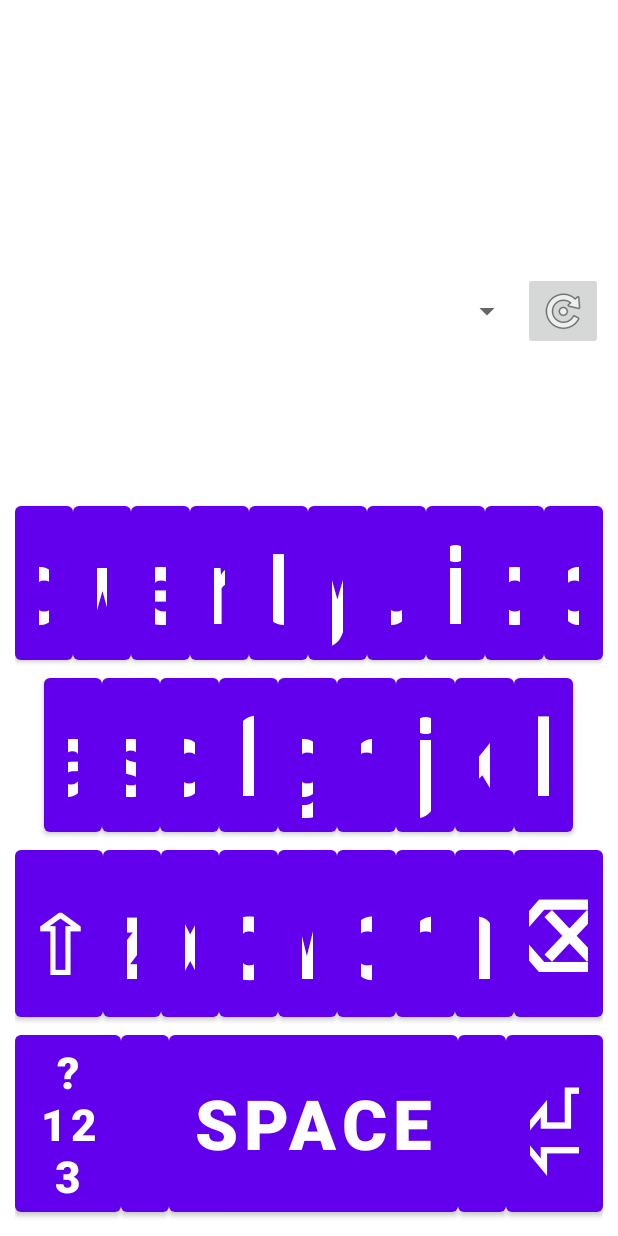
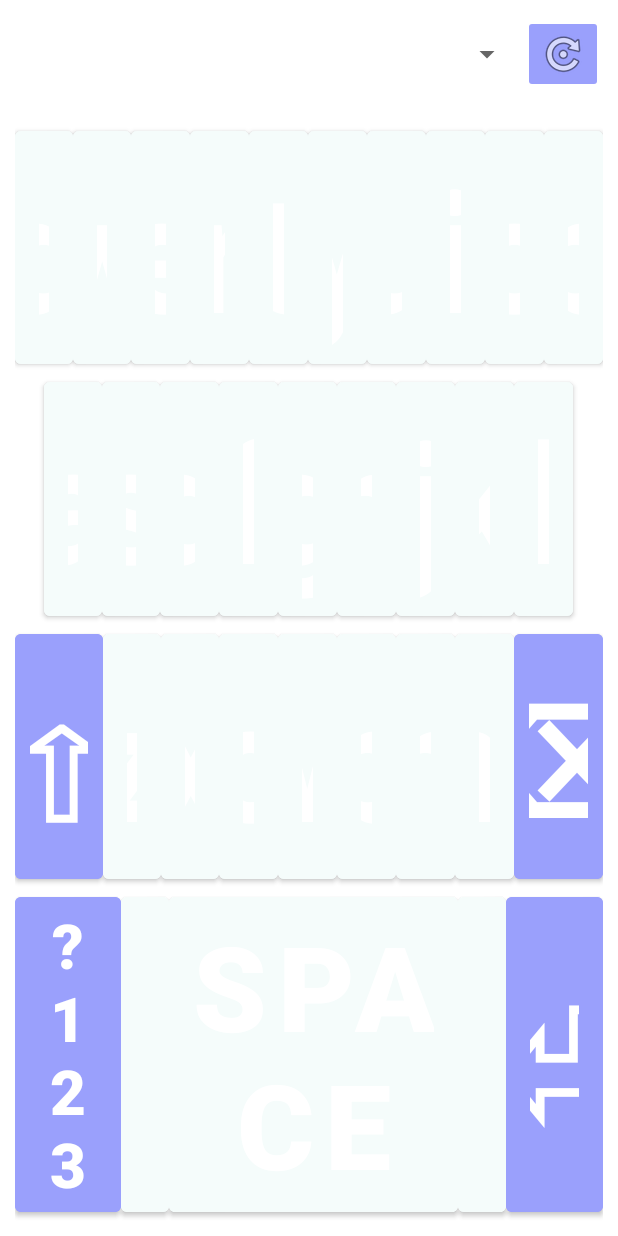
Before and after one commit to bOsowski/KeyboardGPT, an Android app: the layout keyboard_view_primary_english.xml on its own in the app's theme, with its tools: preview values and no code run, on a phone screen of 412 x 824 dp. Run offline under Robolectric (Android 15) with nearby library versions, the phone set to English and light mode, and no system bars.

Commit message:
Keyboard UI improvements

```diff
--- a/app/src/main/java/net/bosowski/overview/UserOverviewViewModel.kt
+++ b/app/src/main/java/net/bosowski/overview/UserOverviewViewModel.kt
@@ -12,7 +12,6 @@ import io.ktor.client.statement.bodyAsText
 import kotlinx.coroutines.Dispatchers
 import kotlinx.coroutines.launch
 import kotlinx.coroutines.withContext
-import net.bosowski.models.StatsModel
 import net.bosowski.utlis.Constants
 import java.text.DecimalFormat
 
--- a/app/src/main/java/net/bosowski/userStats/FirebaseStatsStore.kt
+++ b/app/src/main/java/net/bosowski/userStats/FirebaseStatsStore.kt
@@ -8,9 +8,6 @@ import com.google.firebase.database.FirebaseDatabase
 import com.google.firebase.database.ValueEventListener
 import com.google.firebase.database.ktx.getValue
 import com.google.firebase.ktx.Firebase
-import net.bosowski.models.StatsModel
-import net.bosowski.userStats.StatsStore
-import net.bosowski.userStats.StatsViewModel
 import timber.log.Timber
 
 class FirebaseStatsStore(private val statsViewModel: StatsViewModel) : StatsStore {
--- a/app/src/main/java/net/bosowski/models/StatsModel.kt
+++ b/app/src/main/java/net/bosowski/userStats/StatsModel.kt
@@ -1,4 +1,4 @@
-package net.bosowski.models
+package net.bosowski.userStats
 
 import java.util.Date
 
--- a/app/src/main/java/net/bosowski/userStats/StatsStore.kt
+++ b/app/src/main/java/net/bosowski/userStats/StatsStore.kt
@@ -1,6 +1,4 @@
 package net.bosowski.userStats
-
-import net.bosowski.models.StatsModel
 
 interface StatsStore {
     fun set(statsModel: StatsModel)
--- a/app/src/main/java/net/bosowski/userStats/StatsViewModel.kt
+++ b/app/src/main/java/net/bosowski/userStats/StatsViewModel.kt
@@ -3,7 +3,6 @@ package net.bosowski.userStats
 import androidx.lifecycle.LiveData
 import androidx.lifecycle.MutableLiveData
 import androidx.lifecycle.ViewModel
-import net.bosowski.models.StatsModel
 
 class StatsViewModel : ViewModel() {
 
--- a/app/src/main/res/layout/keyboard_view_primary_english.xml
+++ b/app/src/main/res/layout/keyboard_view_primary_english.xml
@@ -6,30 +6,25 @@
     android:layout_height="match_parent"
     android:orientation="vertical"
     android:padding="10dp"
+    android:background="@color/design_default_color_background"
     tools:context=".KeyboardService">
-
-    <TextView
-        android:id="@+id/textContainer"
-        android:layout_width="match_parent"
-        android:layout_height="0dp"
-        android:layout_weight="6" />
-
 
     <LinearLayout
         android:id="@+id/spinner_layout"
         android:layout_width="match_parent"
         android:layout_height="wrap_content"
-        android:layout_weight="1"
+        android:layout_weight="0"
         android:gravity="center"
         android:orientation="horizontal">
 
         <Spinner
             android:id="@+id/spinner"
             android:layout_width="match_parent"
-            android:layout_height="wrap_content"
+            android:layout_height="match_parent"
             android:layout_weight="10" />
 
         <ImageButton
+            android:backgroundTint="@color/button_special_background"
             android:id="@+id/ai_api_call"
             android:tag="AI_CALL"
             android:layout_width="wrap_content"
@@ -43,30 +38,30 @@
         android:id="@+id/suggestions_layout"
         android:layout_width="match_parent"
         android:layout_height="wrap_content"
-        android:layout_weight="1"
+        android:layout_weight="0"
         android:gravity="center"
         android:orientation="horizontal">
 
         <TextView
             android:id="@+id/suggestion1"
-            android:layout_width="0dp"
-            android:layout_height="match_parent"
+            android:layout_width="wrap_content"
+            android:layout_height="wrap_content"
             android:layout_weight="1"
             android:onClick="onClickSuggestion"
             app:autoSizeTextType="uniform" />
 
         <TextView
             android:id="@+id/suggestion2"
-            android:layout_width="0dp"
-            android:layout_height="match_parent"
+            android:layout_width="wrap_content"
+            android:layout_height="wrap_content"
             android:layout_weight="1"
             android:onClick="onClickSuggestion"
             app:autoSizeTextType="uniform" />
 
         <TextView
             android:id="@+id/suggestion3"
-            android:layout_width="0dp"
-            android:layout_height="match_parent"
+            android:layout_width="wrap_content"
+            android:layout_height="wrap_content"
             android:layout_weight="1"
             android:onClick="onClickSuggestion"
             app:autoSizeTextType="uniform" />
@@ -94,6 +89,7 @@
                 android:layout_height="match_parent"
                 android:layout_weight="1"
                 android:contentDescription="1"
+                android:backgroundTint="@color/button_normal_background"
                 android:onClick="onClick"
                 android:padding="-2dp"
                 android:tag="Q"
@@ -106,6 +102,7 @@
                 android:id="@+id/W"
                 android:layout_width="0dp"
                 android:layout_height="match_parent"
+                android:backgroundTint="@color/button_normal_background"
                 android:layout_weight="1"
                 android:onClick="onClick"
                 android:padding="-2dp"
@@ -119,6 +116,7 @@
                 android:id="@+id/E"
                 android:layout_width="0dp"
                 android:layout_height="match_parent"
+                android:backgroundTint="@color/button_normal_background"
                 android:layout_weight="1"
                 android:onClick="onClick"
                 android:padding="-2dp"
@@ -132,6 +130,7 @@
                 android:id="@+id/r"
                 android:layout_width="0dp"
                 android:layout_height="match_parent"
+                android:backgroundTint="@color/button_normal_background"
                 android:layout_weight="1"
                 android:onClick="onClick"
                 android:padding="-2dp"
@@ -142,6 +141,7 @@
                 app:autoSizeTextType="uniform" />
 
             <Button
+                android:backgroundTint="@color/button_normal_background"
                 android:id="@+id/num_five"
                 android:layout_width="0dp"
                 android:layout_height="match_parent"
@@ -155,6 +155,7 @@
                 app:autoSizeTextType="uniform" />
 
             <Button
+                android:backgroundTint="@color/button_normal_background"
                 android:id="@+id/num_six"
                 android:layout_width="0dp"
                 android:layout_height="match_parent"
@@ -168,6 +169,7 @@
                 app:autoSizeTextType="uniform" />
 
             <Button
+                android:backgroundTint="@color/button_normal_background"
                 android:id="@+id/num_seven"
                 android:layout_width="0dp"
                 android:layout_height="match_parent"
@@ -181,6 +183,7 @@
                 app:autoSizeTextType="uniform" />
 
             <Button
+                android:backgroundTint="@color/button_normal_background"
                 android:id="@+id/num_eight"
                 android:layout_width="0dp"
                 android:layout_height="match_parent"
@@ -194,6 +197,7 @@
                 app:autoSizeTextType="uniform" />
 
             <Button
+                android:backgroundTint="@color/button_normal_background"
                 android:id="@+id/num_nine"
                 android:layout_width="0dp"
                 android:layout_height="match_parent"
@@ -207,6 +211,7 @@
                 app:autoSizeTextType="uniform" />
 
             <Button
+                android:backgroundTint="@color/button_normal_background"
                 android:id="@+id/num_zero"
                 android:layout_width="0dp"
                 android:layout_height="match_parent"
@@ -221,7 +226,6 @@
         </LinearLayout>
 
         <LinearLayout
-            android:id="@+id/second_row"
             android:layout_width="match_parent"
             android:layout_height="wrap_content"
             android:layout_weight="1"
@@ -229,15 +233,14 @@
             android:orientation="horizontal">
 
             <Button
-                android:id="@+id/EXTRA1"
                 android:layout_width="0dp"
                 android:layout_height="match_parent"
                 android:layout_weight="0.5"
                 android:visibility="invisible" />
 
             <Button
-                android:id="@+id/dash"
                 android:layout_width="0dp"
+                android:backgroundTint="@color/button_normal_background"
                 android:layout_height="match_parent"
                 android:layout_weight="1"
                 android:onClick="onClick"
@@ -249,7 +252,7 @@
                 app:autoSizeTextType="uniform" />
 
             <Button
-                android:id="@+id/forward_slash"
+                android:backgroundTint="@color/button_normal_background"
                 android:layout_width="0dp"
                 android:layout_height="match_parent"
                 android:layout_weight="1"
@@ -262,7 +265,7 @@
                 app:autoSizeTextType="uniform" />
 
             <Button
-                android:id="@+id/colon"
+                android:backgroundTint="@color/button_normal_background"
                 android:layout_width="0dp"
                 android:layout_height="match_parent"
                 android:layout_weight="1"
@@ -275,7 +278,7 @@
                 app:autoSizeTextType="uniform" />
 
             <Button
-                android:id="@+id/semicolon"
+                android:backgroundTint="@color/button_normal_background"
                 android:layout_width="0dp"
                 android:layout_height="match_parent"
                 android:layout_weight="1"
@@ -288,7 +291,7 @@
                 app:autoSizeTextType="uniform" />
 
             <Button
-                android:id="@+id/open_bracket"
+                android:backgroundTint="@color/button_normal_background"
                 android:layout_width="0dp"
                 android:layout_height="match_parent"
                 android:layout_weight="1"
@@ -301,7 +304,7 @@
                 app:autoSizeTextType="uniform" />
 
             <Button
-                android:id="@+id/close_bracket"
+                android:backgroundTint="@color/button_normal_background"
                 android:layout_width="0dp"
                 android:layout_height="match_parent"
                 android:layout_weight="1"
@@ -314,7 +317,7 @@
                 app:autoSizeTextType="uniform" />
 
             <Button
-                android:id="@+id/euro_sign"
+                android:backgroundTint="@color/button_normal_background"
                 android:layout_width="0dp"
                 android:layout_height="match_parent"
                 android:layout_weight="1"
@@ -327,7 +330,7 @@
                 app:autoSizeTextType="uniform" />
 
             <Button
-                android:id="@+id/and_symbol"
+                android:backgroundTint="@color/button_normal_background"
                 android:layout_width="0dp"
                 android:layout_height="match_parent"
                 android:layout_weight="1"
@@ -340,7 +343,7 @@
                 app:autoSizeTextType="uniform" />
 
             <Button
-                android:id="@+id/at_symbol"
+                android:backgroundTint="@color/button_normal_background"
                 android:layout_width="0dp"
                 android:layout_height="match_parent"
                 android:layout_weight="1"
@@ -353,7 +356,7 @@
                 app:autoSizeTextType="uniform" />
 
             <Button
-                android:id="@+id/EXTRA2"
+                android:backgroundTint="@color/button_normal_background"
                 android:layout_width="0dp"
                 android:layout_height="match_parent"
                 android:layout_weight="0.5"
@@ -370,7 +373,7 @@
             android:orientation="horizontal">
 
             <Button
-                android:id="@+id/CAPS_LOCK"
+                android:backgroundTint="@color/button_special_background"
                 android:layout_width="0dp"
                 android:layout_height="match_parent"
                 android:layout_weight="1.5"
@@ -383,7 +386,7 @@
                 app:autoSizeTextType="uniform" />
 
             <Button
-                android:id="@+id/star_sign"
+                android:backgroundTint="@color/button_normal_background"
                 android:layout_width="0dp"
                 android:layout_height="match_parent"
                 android:layout_weight="1"
@@ -396,7 +399,7 @@
                 app:autoSizeTextType="uniform" />
 
             <Button
-                android:id="@+id/plus_sign"
+                android:backgroundTint="@color/button_normal_background"
                 android:layout_width="0dp"
                 android:layout_height="match_parent"
                 android:layout_weight="1"
@@ -409,7 +412,7 @@
                 app:autoSizeTextType="uniform" />
 
             <Button
-                android:id="@+id/hashtag"
+                android:backgroundTint="@color/button_normal_background"
                 android:layout_width="0dp"
                 android:layout_height="match_parent"
                 android:layout_weight="1"
@@ -422,7 +425,7 @@
                 app:autoSizeTextType="uniform" />
 
             <Button
-                android:id="@+id/percent"
+                android:backgroundTint="@color/button_normal_background"
                 android:layout_width="0dp"
                 android:layout_height="match_parent"
                 android:layout_weight="1"
@@ -435,7 +438,7 @@
                 app:autoSizeTextType="uniform" />
 
             <Button
-                android:id="@+id/single_quote"
+                android:backgroundTint="@color/button_normal_background"
                 android:layout_width="0dp"
                 android:layout_height="match_parent"
                 android:layout_weight="1"
@@ -448,7 +451,7 @@
                 app:autoSizeTextType="uniform" />
 
             <Button
-                android:id="@+id/exclamation_mark"
+                android:backgroundTint="@color/button_normal_background"
                 android:layout_width="0dp"
                 android:layout_height="match_parent"
                 android:layout_weight="1"
@@ -461,7 +464,7 @@
                 app:autoSizeTextType="uniform" />
 
             <Button
-                android:id="@+id/question_mark"
+                android:backgroundTint="@color/button_normal_background"
                 android:layout_width="0dp"
                 android:layout_height="match_parent"
                 android:layout_weight="1"
@@ -474,7 +477,7 @@
                 app:autoSizeTextType="uniform" />
 
             <Button
-                android:id="@+id/DEL"
+                android:backgroundTint="@color/button_special_background"
                 android:layout_width="0dp"
                 android:layout_height="match_parent"
                 android:layout_weight="1.5"
@@ -495,7 +498,7 @@
             android:orientation="horizontal">
 
             <Button
-                android:id="@+id/SYMBOLS"
+                android:backgroundTint="@color/button_special_background"
                 android:layout_width="0dp"
                 android:layout_height="match_parent"
                 android:layout_weight="1.1"
@@ -506,7 +509,7 @@
                 app:autoSizeTextType="uniform" />
 
             <Button
-                android:id="@+id/COMMA"
+                android:backgroundTint="@color/button_normal_background"
                 android:layout_width="0dp"
                 android:layout_height="match_parent"
                 android:layout_weight="0.5"
@@ -517,7 +520,7 @@
                 app:autoSizeTextType="uniform" />
 
             <Button
-                android:id="@+id/SPACE"
+                android:backgroundTint="@color/button_normal_background"
                 android:layout_width="0dp"
                 android:layout_height="match_parent"
                 android:layout_weight="3"
@@ -528,7 +531,7 @@
                 app:autoSizeTextType="uniform" />
 
             <Button
-                android:id="@+id/PERIOD"
+                android:backgroundTint="@color/button_normal_background"
                 android:layout_width="0dp"
                 android:layout_height="match_parent"
                 android:layout_weight="0.5"
@@ -539,7 +542,7 @@
                 app:autoSizeTextType="uniform" />
 
             <Button
-                android:id="@+id/ENTER"
+                android:backgroundTint="@color/button_special_background"
                 android:layout_width="0dp"
                 android:layout_height="match_parent"
                 android:layout_weight="1"
--- a/app/src/main/res/values/colors.xml
+++ b/app/src/main/res/values/colors.xml
@@ -7,4 +7,10 @@
     <color name="teal_700">#FF018786</color>
     <color name="black">#FF000000</color>
     <color name="white">#FFFFFFFF</color>
+
+    <color name="keyboard_background">#AECDD6</color>
+    <color name="button_normal_background">#F5FCFB</color>
+    <color name="button_special_background">#9AA0FC</color>
+    <color name="predictions_choices_background">#FFFFFFFF</color>
+    <color name="predictions_settings_background">#FFFFFFFF</color>
 </resources>
```
Also changed, not shown: app/src/main/res/layout/keyboard_view_symbols_english.xml (+34 -3 lines).
